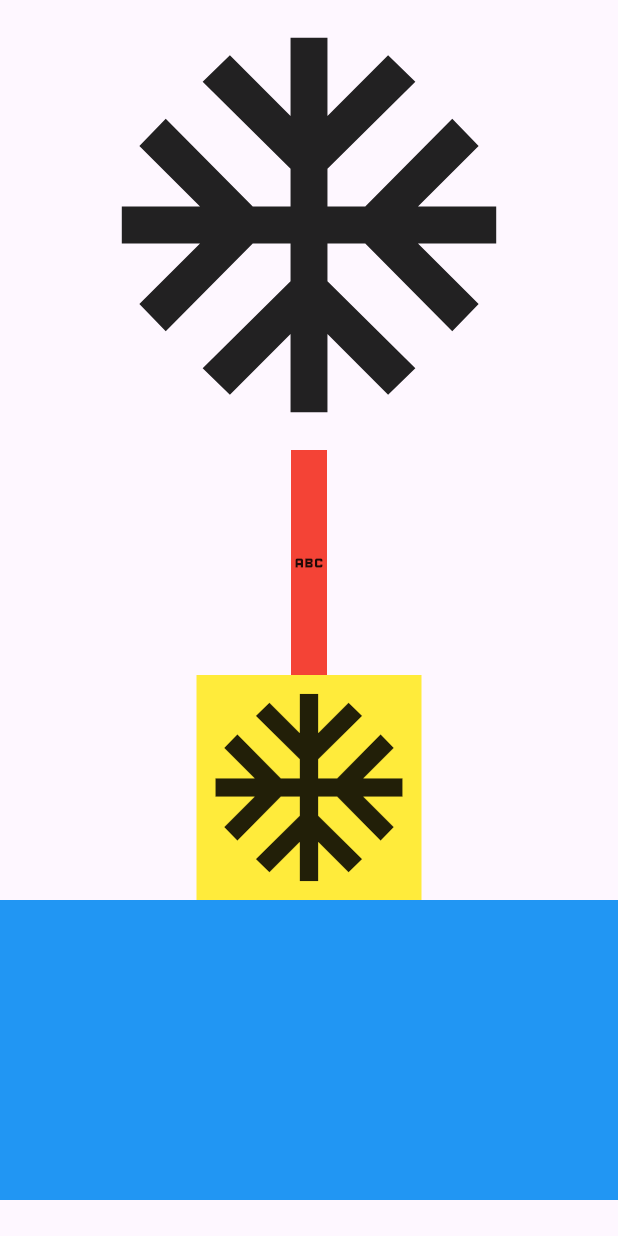
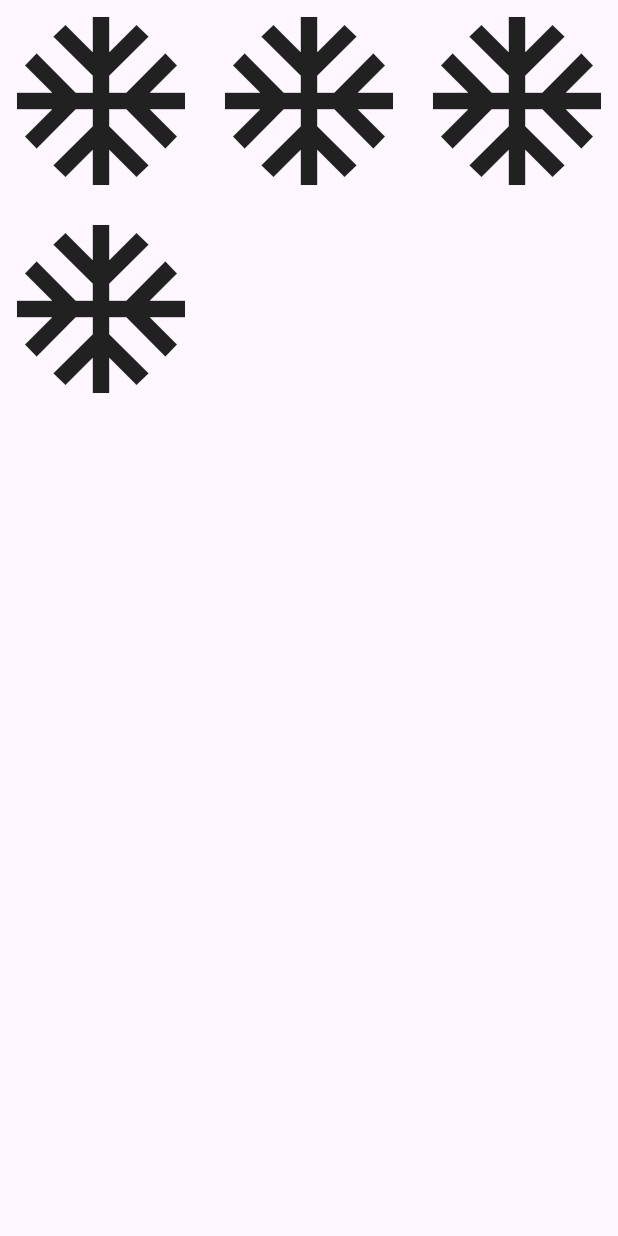
Before and after one commit to George-Samir88/responsive_UI, a Flutter app: the screen it shows after launch, on a phone screen of 412 x 824 dp. Run offline on Flutter 3.47's test engine with Material 3 defaults, Android fonts, the phone set to English and light mode, and no system bars.

Commit message:
fitted box part2

```diff
--- a/lib/main.dart
+++ b/lib/main.dart
@@ -24,7 +24,7 @@ class MediaQueryTest extends StatelessWidget {
           }
         }),
 */
-        body: Column(
+        /* body: Column(
           children: [
             //with using expanded you let component to take all the available space
             //with using flexible you let component flexible, like this icon have height 300
@@ -52,7 +52,14 @@ class MediaQueryTest extends StatelessWidget {
               color: Colors.blue,
             ),
           ],
-        ),
+        ),*/
+        body: GridView.builder(
+            gridDelegate: const SliverGridDelegateWithFixedCrossAxisCount(
+                crossAxisCount: 3, crossAxisSpacing: 4, mainAxisSpacing: 4),
+            itemCount: 4,
+            itemBuilder: (context, index) {
+              return const FittedBox(child: Icon(Icons.ac_unit));
+            }),
       ),
     );
   }
```
